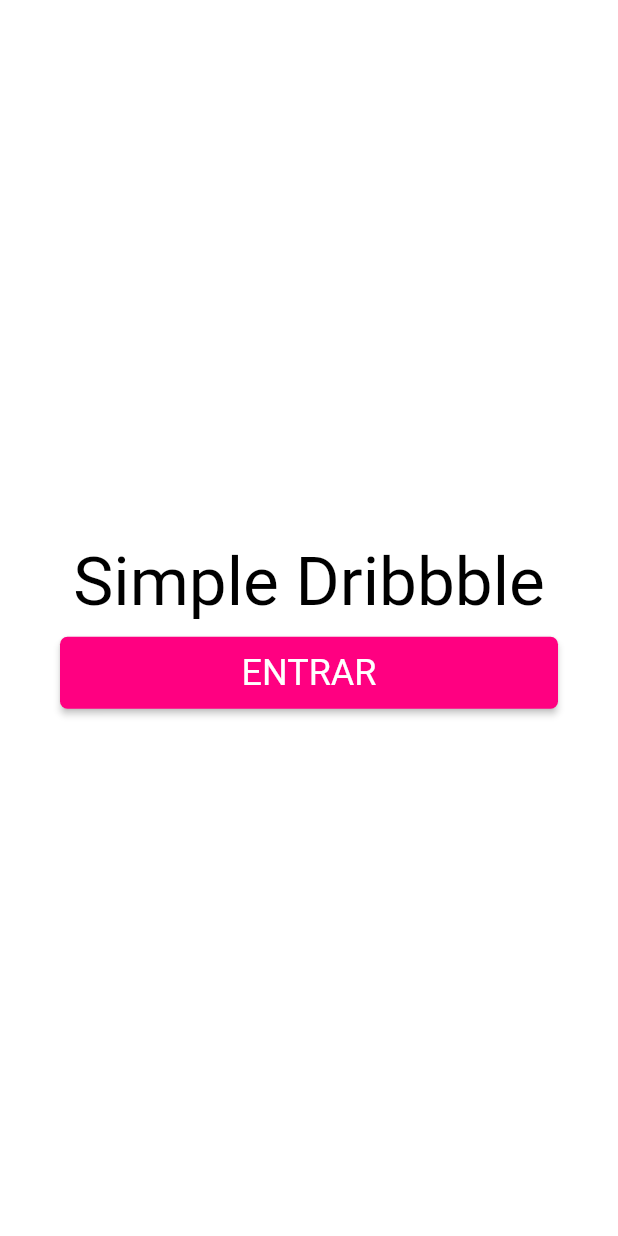
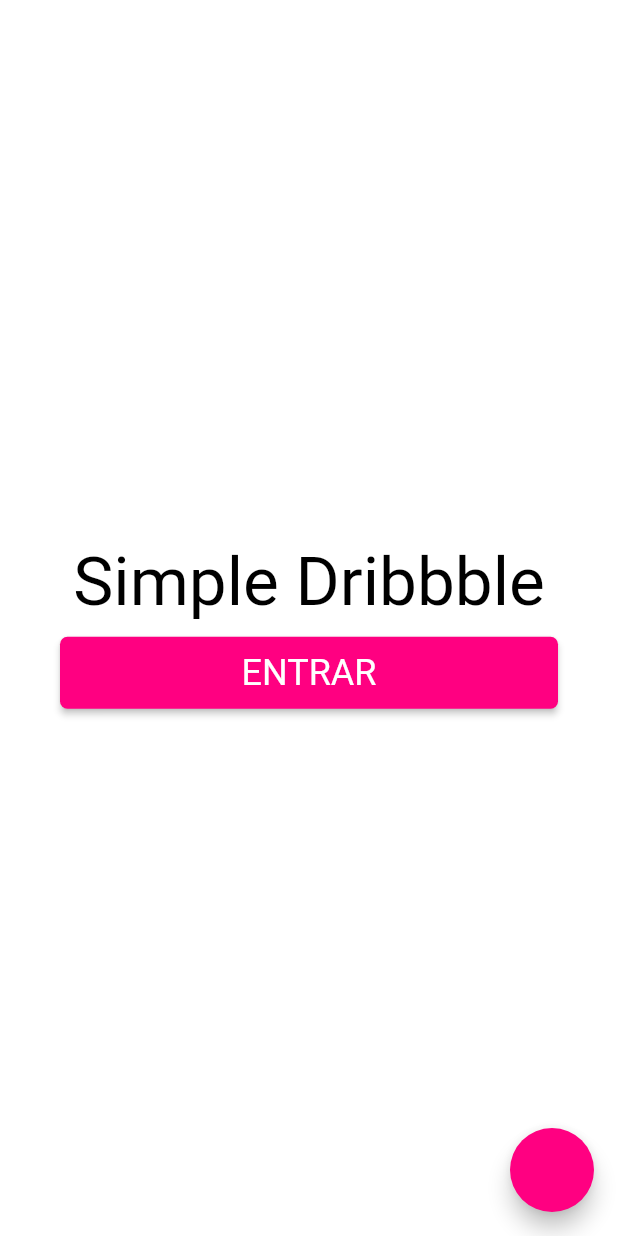
Before and after one commit to luanslf/simple-dri3ble, a Flutter app: the screen it shows after launch, on a phone screen of 412 x 824 dp. Run offline on Flutter 3.47's test engine with Material 2 defaults, Android fonts, the phone set to English and light mode, and no system bars; our stand-ins replace cached_network_image, carousel_slider, dio, flutter_mobx, image_picker, mobx and 1 more; generated files the repository leaves out were written again.

Commit message:
iniciado o gerenciamento de estado global com mobx

```diff
--- /dev/null
+++ b/lib/controllers/app_controller.dart
@@ -0,0 +1,9 @@
+import 'package:simple_dri3ble/stores/app_store.dart';
+import 'package:simple_dri3ble/view_models/app_view_model.dart';
+
+class AppController {
+  static final AppController instance = AppController._();
+  AppController._();
+
+  AppViewModel appViewModel = AppViewModel(AppStore());
+}
--- a/lib/main.dart
+++ b/lib/main.dart
@@ -1,6 +1,7 @@
 import 'package:flutter/material.dart';
-import 'package:simple_dri3ble/pages/home_page/home_page.dart';
-import 'package:simple_dri3ble/pages/login_page/login_page.dart';
+//import 'package:simple_dri3ble/pages/home_page/home_page.dart';
+//import 'package:simple_dri3ble/pages/login_page/login_page.dart';
+import 'package:simple_dri3ble/pages/root_page/root_page.dart';
 
 void main() {
   runApp(MyApp());
@@ -48,8 +49,9 @@
         visualDensity: VisualDensity.adaptivePlatformDensity,
       ),
       debugShowCheckedModeBanner: false,
+      home: RootPage(),
       //home: HomePage(),
-      home: LoginPage(),
+      //home: LoginPage(),
     );
   }
 }
--- a/lib/pages/home_page/home_page.dart
+++ b/lib/pages/home_page/home_page.dart
@@ -1,4 +1,5 @@
 import 'package:flutter/material.dart';
+import 'package:simple_dri3ble/controllers/app_controller.dart';
 import 'package:simple_dri3ble/models/shot_model.dart';
 import 'package:simple_dri3ble/pages/home_page/components/shot_list_item.dart';
 import 'package:simple_dri3ble/pages/upload_page/upload_page.dart';
@@ -32,7 +33,8 @@
         actions: [
           IconButton(
             icon: Icon(Icons.exit_to_app),
-            onPressed: () => {},
+            onPressed: () => AppController.instance.appViewModel.appStore
+                .setLoginModel(null),
           ),
         ],
       ),
--- a/lib/pages/login_page/login_page.dart
+++ b/lib/pages/login_page/login_page.dart
@@ -1,4 +1,5 @@
 import 'package:flutter/material.dart';
+import 'package:simple_dri3ble/controllers/app_controller.dart';
 import 'package:simple_dri3ble/models/request_login_model.dart';
 import 'package:simple_dri3ble/pages/authorizer_page/authorizer_page.dart';
 import 'package:simple_dri3ble/pages/home_page/home_page.dart';
@@ -21,7 +22,9 @@
   @override
   void initState() {
     super.initState();
-    _loginViewModel.isAuthenticatedOutput.listen((loginModel) {
+    _loginViewModel.isAuthenticatedOutput
+        .listen(AppController.instance.appViewModel.appStore.setLoginModel);
+    /* _loginViewModel.isAuthenticatedOutput.listen((loginModel) {
       if (loginModel != null) {
         Navigator.pushReplacement(
           context,
@@ -30,7 +33,7 @@
           ),
         );
       }
-    });
+    }); */
   }
 
   @override
--- /dev/null
+++ b/lib/pages/root_page/root_page.dart
@@ -0,0 +1,26 @@
+import 'package:flutter/material.dart';
+import 'package:flutter_mobx/flutter_mobx.dart';
+import 'package:simple_dri3ble/controllers/app_controller.dart';
+import 'package:simple_dri3ble/models/login_model.dart';
+import 'package:simple_dri3ble/pages/home_page/home_page.dart';
+import 'package:simple_dri3ble/pages/login_page/login_page.dart';
+
+class RootPage extends StatelessWidget {
+  @override
+  Widget build(BuildContext context) {
+    final appViewModel = AppController.instance.appViewModel;
+    return Scaffold(
+      body: Observer(
+        builder: (_) {
+          final loginModel = appViewModel.appStore.loginModel;
+          if (loginModel == null) return LoginPage();
+          return HomePage();
+        },
+      ),
+      floatingActionButton: FloatingActionButton(onPressed: () {
+        appViewModel.appStore.setLoginModel(LoginModel.fromJson(
+            {'access_token': 'token', 'token_type': 'type', 'scope': 'scope'}));
+      }),
+    );
+  }
+}
--- /dev/null
+++ b/lib/view_models/app_view_model.dart
@@ -0,0 +1,7 @@
+import 'package:simple_dri3ble/stores/app_store.dart';
+
+class AppViewModel {
+  final AppStore appStore;
+
+  AppViewModel(this.appStore);
+}
--- a/pubspec.yaml
+++ b/pubspec.yaml
@@ -34,10 +34,14 @@
   dio: ^3.0.10
   http_parser: ^3.1.4
   webview_flutter: ^1.0.7
+  mobx: ^1.2.1
+  flutter_mobx: ^1.1.0
 
 dev_dependencies:
   flutter_test:
     sdk: flutter
+  mobx_codegen: ^1.1.0
+  build_runner: ^1.10.0
 
 # For information on the generic Dart part of this file, see the
 # following page: https://dart.dev/tools/pub/pubspec
```
Also changed, not shown: lib/stores/app_store.dart (added, +15 -0 lines), lib/stores/app_store.g.dart (added), pubspec.lock.
